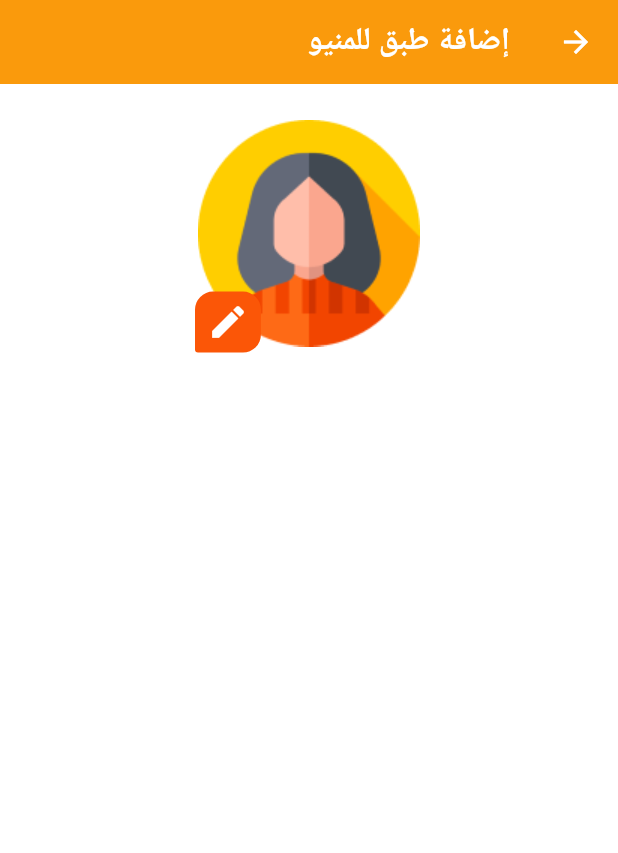
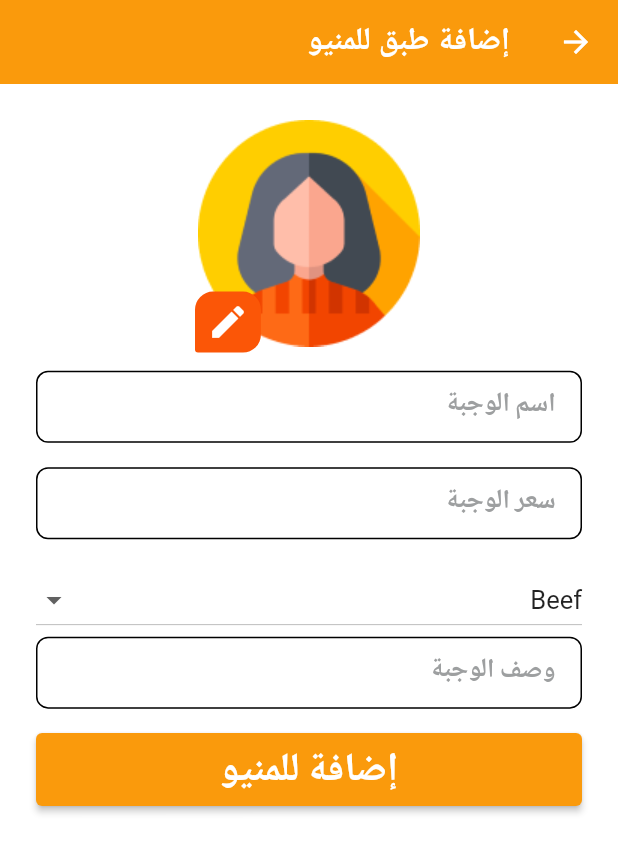
Before and after one commit to Ibrahimfathi96/Chef-Application, a Flutter app: the AddMealScreen screen opened by its route, on a phone screen of 412 x 824 dp. Shown: the top 853 px of the screen. Run offline on Flutter 3.47's test engine with Material 2 defaults, Android fonts, the phone set to English and light mode, and no system bars; our stand-ins replace cached_network_image, dartz, dio, flutter_bloc, flutter_screenutil, flutter_spinkit and 7 more; accounts and stored records are empty; project files that could hold a hidden picture were left out.

Commit message:
[FEATURE] Add meal Screen UI P.2

```diff
--- a/assets/translations/ar.json
+++ b/assets/translations/ar.json
@@ -68,5 +68,6 @@
     "passwordsNotMatched":"كلمات المرور غير متطابقة",
     "menu":"القائمة",
     "addMeal":"إضافة وجبة",
-    "deleteMeal":"!حذف الوجبة"
+    "deleteMeal":"!حذف الوجبة",
+    "category":"الصنف"
 }
--- a/assets/translations/en.json
+++ b/assets/translations/en.json
@@ -68,5 +68,6 @@
     "passwordsNotMatched":"Passwords doesn't match",
     "menu":"Menu",
     "addMeal":"Add Meal",
-    "deleteMeal":"Delete Meal!"
+    "deleteMeal":"Delete Meal!",
+    "category":"Category"
 }
--- a/lib/core/services/service_locator.dart
+++ b/lib/core/services/service_locator.dart
@@ -6,6 +6,7 @@ import 'package:chef_app/features/home/home_cubit/cubit/home_cubit.dart';
 import 'package:chef_app/features/auth/data/repository/auth_repo.dart';
 import 'package:chef_app/features/auth/presentation/cubits/forget_password_cubit/cubit/forget_password_cubit.dart';
 import 'package:chef_app/features/auth/presentation/cubits/login_cubit/login_cubit.dart';
+import 'package:chef_app/features/menu/presentation/cubit/menu_cubit.dart';
 import 'package:dio/dio.dart';
 import 'package:get_it/get_it.dart';
 
@@ -16,6 +17,7 @@ void initServiceLocator() {
   sl.registerLazySingleton(() => LoginCubit(sl()));
   sl.registerLazySingleton(() => ForgetPasswordCubit(sl()));
   sl.registerLazySingleton(() => HomeCubit());
+  sl.registerLazySingleton(() => MenuCubit());
 
   //auth features
   sl.registerLazySingleton(() => AuthRepository());
--- a/lib/core/utils/app_strings.dart
+++ b/lib/core/utils/app_strings.dart
@@ -77,4 +77,5 @@ class AppStrings {
   static const String changePassword = 'changePassword';
   static const String ok = 'ok';
   static const String cancel = 'cancel';
+  static const String category = 'category';
 }
--- /dev/null
+++ b/lib/features/menu/presentation/cubit/menu_cubit.dart
@@ -0,0 +1,30 @@
+import 'package:chef_app/features/menu/presentation/cubit/menu_state.dart';
+import 'package:flutter/material.dart';
+import 'package:flutter_bloc/flutter_bloc.dart';
+import 'package:image_picker/image_picker.dart';
+
+class MenuCubit extends Cubit<MenuState> {
+  MenuCubit() : super(MenuInitial());
+  XFile? image;
+  TextEditingController mealNameController = TextEditingController();
+  TextEditingController mealPriceController = TextEditingController();
+  TextEditingController mealDescController = TextEditingController();
+  GlobalKey<FormState> addToMenuKey = GlobalKey<FormState>();
+  List categoryList = [
+    "Beef",
+    "Chicken",
+    "Fish",
+    "SeaFood",
+    "Pork",
+    "Lamb",
+    "Vegetarian",
+    "Vegan",
+    "Gluten-free",
+  ];
+  String selectedItem = "Beef";
+
+  void changeItem(item) {
+    selectedItem = item;
+    emit(ChangeMenuItemState());
+  }
+}
--- /dev/null
+++ b/lib/features/menu/presentation/cubit/menu_state.dart
@@ -0,0 +1,5 @@
+sealed class MenuState {}
+
+final class MenuInitial extends MenuState {}
+
+final class ChangeMenuItemState extends MenuState {}
--- a/lib/features/menu/presentation/screens/add_meal_screen.dart
+++ b/lib/features/menu/presentation/screens/add_meal_screen.dart
@@ -1,11 +1,15 @@
 import 'package:chef_app/core/locale/app_locale.dart';
 import 'package:chef_app/core/utils/app_assets.dart';
-import 'package:chef_app/core/utils/app_colors.dart';
 import 'package:chef_app/core/utils/app_strings.dart';
 import 'package:chef_app/core/utils/commons.dart';
+import 'package:chef_app/core/widgets/custom_button.dart';
 import 'package:chef_app/core/widgets/custom_image.dart';
+import 'package:chef_app/core/widgets/custom_text_form_field.dart';
 import 'package:chef_app/features/menu/presentation/components/image_picker_dialog.dart';
+import 'package:chef_app/features/menu/presentation/cubit/menu_cubit.dart';
+import 'package:chef_app/features/menu/presentation/cubit/menu_state.dart';
 import 'package:flutter/material.dart';
+import 'package:flutter_bloc/flutter_bloc.dart';
 import 'package:flutter_screenutil/flutter_screenutil.dart';
 import 'package:image_picker/image_picker.dart';
 
@@ -14,6 +18,7 @@ class AddMealScreen extends StatelessWidget {
 
   @override
   Widget build(BuildContext context) {
+    final menuCubit = BlocProvider.of<MenuCubit>(context);
     return Scaffold(
       appBar: AppBar(
         elevation: 0,
@@ -25,6 +30,11 @@ class AddMealScreen extends StatelessWidget {
         child: Padding(
           padding: const EdgeInsets.all(24.0),
           child: Center(
+            child: BlocConsumer<MenuCubit, MenuState>(
+              listener: (context, state) {},
+              builder: (context, state) {
+                return Form(
+                  key: menuCubit.addToMenuKey,
                   child: Column(
                     children: [
                       //add photo of meal
@@ -79,13 +89,84 @@ class AddMealScreen extends StatelessWidget {
                           ),
                         ],
                       ),
+                      SizedBox(height: 16.h),
                       // name text field
+                      CustomTextFormField(
+                        hintText: AppStrings.mealName.tr(context),
+                        labelText: AppStrings.mealName.tr(context),
+                        controller: menuCubit.mealNameController,
+                        validator: (val) {
+                          if (val!.isEmpty) {
+                            return AppStrings.pleaseEnterValidMealName
+                                .tr(context);
+                          }
+                          return null;
+                        },
+                      ),
+                      SizedBox(height: 16.h),
                       //price text field
+                      CustomTextFormField(
+                        hintText: AppStrings.mealPrice.tr(context),
+                        labelText: AppStrings.mealPrice.tr(context),
+                        controller: menuCubit.mealPriceController,
+                        validator: (val) {
+                          if (num.tryParse(val!) == null) {
+                            return AppStrings.pleaseEnterValidMealPrice
+                                .tr(context);
+                          }
+                          if (val.isEmpty) {
+                            return AppStrings.pleaseEnterValidMealPrice
+                                .tr(context);
+                          }
+                          return null;
+                        },
+                      ),
                       //category  dropdown menu item
+                      SizedBox(height: 16.h),
+                      SizedBox(
+                        height: 48.h,
+                        width: double.infinity,
+                        child: DropdownButton(
+                          isExpanded: true,
+                          hint: Text(AppStrings.category.tr(context)),
+                          value: menuCubit.selectedItem,
+                          items: menuCubit.categoryList
+                              .map(
+                                (e) => DropdownMenuItem(
+                                  value: e,
+                                  child: Text(e),
+                                ),
+                              )
+                              .toList(),
+                          onChanged: (data) {
+                            menuCubit.changeItem(data);
+                          },
+                        ),
+                      ),
                       //desc text field
+                      CustomTextFormField(
+                        hintText: AppStrings.mealDesc.tr(context),
+                        labelText: AppStrings.mealDesc.tr(context),
+                        controller: menuCubit.mealDescController,
+                        validator: (val) {
+                          if (val!.isEmpty) {
+                            return AppStrings.pleaseEnterValidMealDesc
+                                .tr(context);
+                          }
+                          return null;
+                        },
+                      ),
                       //quantity or number
+                      SizedBox(height: 16.h),
                       // add to menu button
+                      CustomButton(
+                        onPressed: () {},
+                        text: AppStrings.addToMenu.tr(context),
+                      ),
                     ],
+                  ),
+                );
+              },
             ),
           ),
         ),
--- a/lib/main.dart
+++ b/lib/main.dart
@@ -5,6 +5,7 @@ import 'package:chef_app/features/home/home_cubit/cubit/home_cubit.dart';
 import 'package:chef_app/core/services/service_locator.dart';
 import 'package:chef_app/features/auth/presentation/cubits/forget_password_cubit/cubit/forget_password_cubit.dart';
 import 'package:chef_app/features/auth/presentation/cubits/login_cubit/login_cubit.dart';
+import 'package:chef_app/features/menu/presentation/cubit/menu_cubit.dart';
 import 'package:flutter/material.dart';
 import 'package:flutter_bloc/flutter_bloc.dart';
 
@@ -27,6 +28,9 @@ void main() async {
         BlocProvider(
           create: (context) => sl<HomeCubit>(),
         ),
+        BlocProvider(
+          create: (context) => sl<MenuCubit>(),
+        ),
       ],
       child: const MyApp(),
     ),
```
Lines whose indentation alone changed are shown as unchanged.
